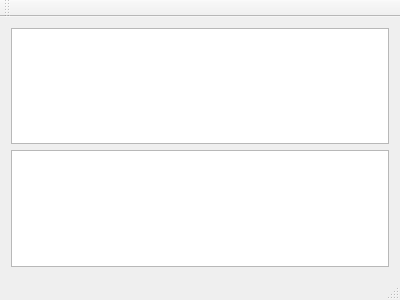
Old version of the form sparrowshowroom.ui in the repository P-e-n/SparrowShowroom.
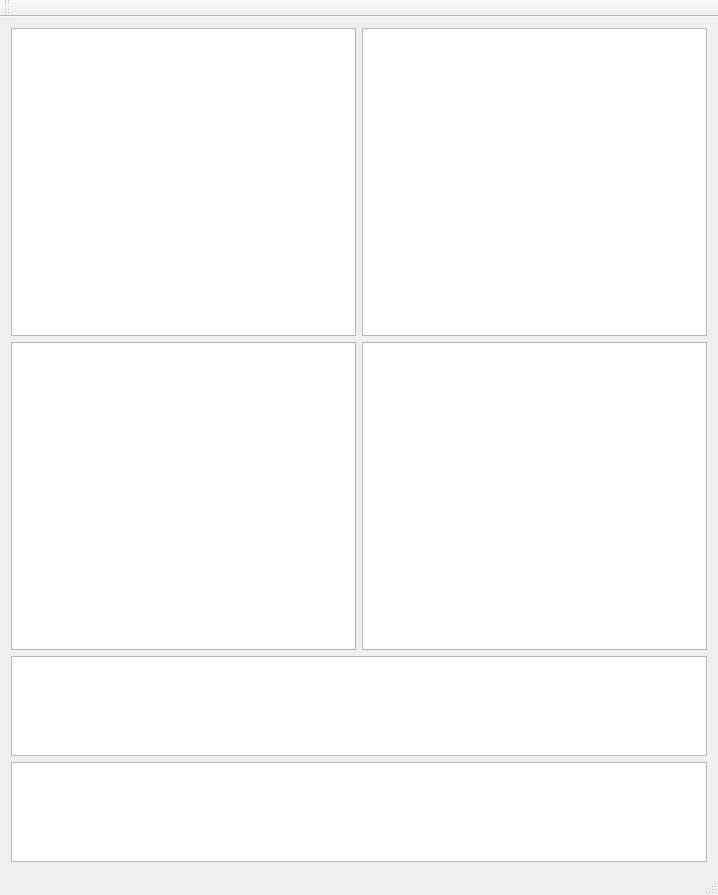
New version of the form.

Commit message: Add 4 graphics view and simple command json from sparrow.

The edit to the form file:
```diff
--- a/sparrowshowroom.ui
+++ b/sparrowshowroom.ui
@@ -6,8 +6,8 @@
    <rect>
     <x>0</x>
     <y>0</y>
-    <width>400</width>
-    <height>300</height>
+    <width>718</width>
+    <height>895</height>
    </rect>
   </property>
   <property name="windowTitle">
@@ -19,15 +19,65 @@
    </property>
    <layout class="QVBoxLayout" name="verticalLayout_2">
     <item>
-     <layout class="QVBoxLayout" name="verticalLayout">
-      <item>
-       <widget class="QPlainTextEdit" name="logPlainTextEdit"/>
+     <layout class="QVBoxLayout" name="verticalLayout"/>
+    </item>
+    <item>
+     <layout class="QGridLayout" name="gridLayout">
+      <property name="topMargin">
+       <number>0</number>
+      </property>
+      <item row="0" column="0">
+       <widget class="QGraphicsView" name="graphicsView_1"/>
       </item>
-      <item>
-       <widget class="QTextEdit" name="sampleTextEdit"/>
+      <item row="0" column="1">
+       <widget class="QGraphicsView" name="graphicsView_2"/>
+      </item>
+      <item row="1" column="0">
+       <widget class="QGraphicsView" name="graphicsView_3"/>
+      </item>
+      <item row="1" column="1">
+       <widget class="QGraphicsView" name="graphicsView_4"/>
       </item>
      </layout>
     </item>
+    <item>
+     <widget class="QTextEdit" name="sampleTextEdit">
+      <property name="sizePolicy">
+       <sizepolicy hsizetype="Expanding" vsizetype="Fixed">
+        <horstretch>0</horstretch>
+        <verstretch>0</verstretch>
+       </sizepolicy>
+      </property>
+      <property name="minimumSize">
+       <size>
+        <width>0</width>
+        <height>100</height>
+       </size>
+      </property>
+      <property name="maximumSize">
+       <size>
+        <width>16777215</width>
+        <height>100</height>
+       </size>
+      </property>
+     </widget>
+    </item>
+    <item>
+     <widget class="QPlainTextEdit" name="logPlainTextEdit">
+      <property name="sizePolicy">
+       <sizepolicy hsizetype="Minimum" vsizetype="Fixed">
+        <horstretch>0</horstretch>
+        <verstretch>0</verstretch>
+       </sizepolicy>
+      </property>
+      <property name="maximumSize">
+       <size>
+        <width>16777215</width>
+        <height>100</height>
+       </size>
+      </property>
+     </widget>
+    </item>
    </layout>
   </widget>
   <widget class="QMenuBar" name="menuBar">
```
Left out of the diff: 2 changed lines with no effect on the pictures. The commit also changes 2 other files.
